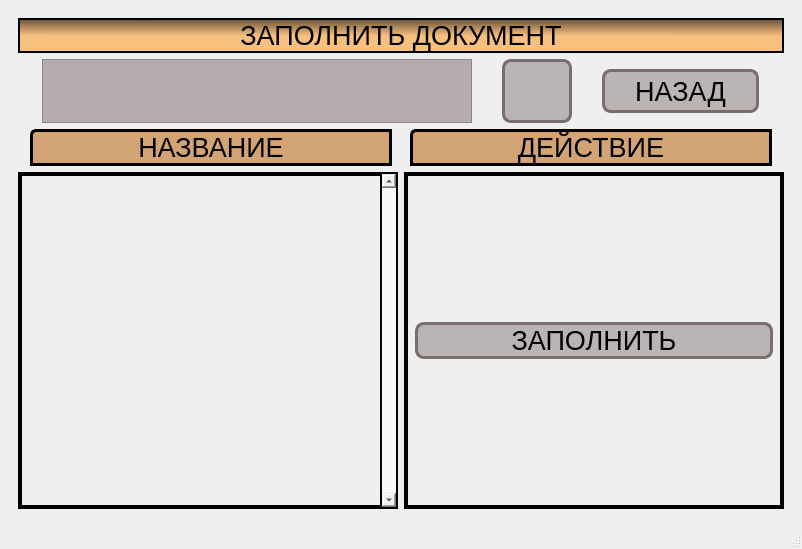
Old version of the form Main_s.ui in the repository Morskoikot/-------.
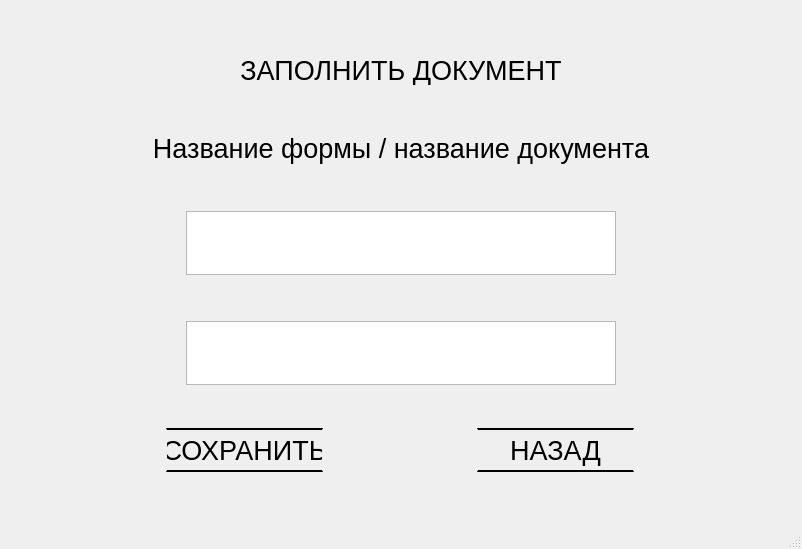
New version of the form. The open tabs and pages were chosen to show the change. Icons and pictures are not drawn.

Commit message: Дизайн

Patch:
```diff
--- a/Main_s.ui
+++ b/Main_s.ui
@@ -716,7 +716,7 @@
               <property name="maximumSize">
                <size>
                 <width>777</width>
-                <height>112</height>
+                <height>30</height>
                </size>
               </property>
               <property name="font">
@@ -725,13 +725,7 @@
                </font>
               </property>
               <property name="styleSheet">
-               <string notr="true">border: 2px solid;
-background-color: qlineargradient(spread:pad, x1:0.505682, y1:0, x2:0.501, y2:0.511, stop:0 rgba(19, 19, 19, 255), stop:0.0227273 rgba(89, 67, 42, 239), stop:1 rgba(249, 179, 96, 200));
-border-top-left-radius: 55px;
-border-top-right-radius: 55px;
-border-bottom-left-radius: 22px;
-border-bottom-right-radius: 22px;
-</string>
+               <string notr="true"/>
               </property>
               <property name="text">
                <string>ЗАПОЛНИТЬ ДОКУМЕНТ</string>
@@ -743,46 +737,125 @@
             </item>
            </layout>
           </item>
+          <item>
+           <layout class="QHBoxLayout" name="horizontalLayout_20">
+            <item>
+             <widget class="QLabel" name="label_2">
+              <property name="maximumSize">
+               <size>
+                <width>600</width>
+                <height>40</height>
+               </size>
+              </property>
+              <property name="font">
+               <font>
+                <pointsize>20</pointsize>
+               </font>
+              </property>
+              <property name="styleSheet">
+               <string notr="true">#label_2 {
+border-bottom: 2px solid;
+}</string>
+              </property>
+              <property name="text">
+               <string>Название формы / название документа</string>
+              </property>
+              <property name="alignment">
+               <set>Qt::AlignCenter</set>
+              </property>
+             </widget>
+            </item>
+           </layout>
+          </item>
           <item>
            <layout class="QHBoxLayout" name="horizontalLayout_15">
             <item>
-             <widget class="QTextEdit" name="Poisk">
-              <property name="maximumSize">
-               <size>
-                <width>430</width>
-                <height>64</height>
-               </size>
-              </property>
-              <property name="font">
-               <font>
-                <pointsize>20</pointsize>
-               </font>
-              </property>
-              <property name="styleSheet">
-               <string notr="true">#Poisk {
-background-color: rgb(181, 173, 173);
+             <layout class="QVBoxLayout" name="verticalLayout_5" stretch="0,0">
+              <item>
+               <layout class="QHBoxLayout" name="horizontalLayout_18" stretch="0">
+                <property name="spacing">
+                 <number>6</number>
+                </property>
+                <property name="bottomMargin">
+                 <number>20</number>
+                </property>
+                <item>
+                 <widget class="QTextEdit" name="Poisk">
+                  <property name="maximumSize">
+                   <size>
+                    <width>430</width>
+                    <height>64</height>
+                   </size>
+                  </property>
+                  <property name="font">
+                   <font>
+                    <pointsize>20</pointsize>
+                   </font>
+                  </property>
+                  <property name="styleSheet">
+                   <string notr="true">#Poisk {
+border-bottom: 2px solid;
 }
 #Poisk:Focus {
-background-color: rgb(219, 219, 219);
+
 }</string>
-              </property>
-             </widget>
+                  </property>
+                 </widget>
+                </item>
+               </layout>
+              </item>
+              <item>
+               <layout class="QVBoxLayout" name="verticalLayout_6">
+                <item>
+                 <layout class="QHBoxLayout" name="horizontalLayout_19">
+                  <property name="topMargin">
+                   <number>20</number>
+                  </property>
+                  <item>
+                   <widget class="QTextEdit" name="textEdit_2">
+                    <property name="maximumSize">
+                     <size>
+                      <width>430</width>
+                      <height>64</height>
+                     </size>
+                    </property>
+                    <property name="font">
+                     <font>
+                      <pointsize>20</pointsize>
+                     </font>
+                    </property>
+                   </widget>
+                  </item>
+                 </layout>
+                </item>
+               </layout>
+              </item>
+             </layout>
             </item>
+           </layout>
+          </item>
+          <item>
+           <layout class="QHBoxLayout" name="horizontalLayout_17"/>
+          </item>
+          <item>
+           <layout class="QHBoxLayout" name="horizontalLayout_16">
             <item>
-             <widget class="QPushButton" name="Button_Find_Fill">
+             <widget class="QPushButton" name="Button_Save_Fill">
               <property name="maximumSize">
                <size>
-                <width>70</width>
-                <height>67</height>
+                <width>157</width>
+                <height>44</height>
                </size>
               </property>
+              <property name="font">
+               <font>
+                <pointsize>20</pointsize>
+               </font>
+              </property>
               <property name="styleSheet">
-               <string notr="true">#Button_Find_Fill {
-image: url(:/Lupa/Lupa.png);
-border: 3px solid;
-border-radius: 9px;
-border-color: #7A6D6D;
-background-color: #BBB4B4
+               <string notr="true">#Button_Save_Fill {
+border-top: 2px solid;
+border-bottom: 2px solid;
 }
 #Button_Find_Fill:hover {
 background-color: rgb(219, 219, 219);
@@ -792,7 +865,7 @@
 }</string>
               </property>
               <property name="text">
-               <string/>
+               <string>СОХРАНИТЬ</string>
               </property>
              </widget>
             </item>
@@ -811,10 +884,8 @@
               </property>
               <property name="styleSheet">
                <string notr="true">#Button_Back_Fill {
-border: 3px solid;
-border-radius: 9px;
-border-color: #7A6D6D;
-background-color: #BBB4B4
+border-top: 2px solid;
+border-bottom: 2px solid;
 }
 #Button_Back_Fill:hover {
 background-color: rgb(219, 219, 219);
@@ -830,161 +901,6 @@
             </item>
            </layout>
           </item>
-          <item>
-           <layout class="QHBoxLayout" name="horizontalLayout_17">
-            <item>
-             <layout class="QHBoxLayout" name="horizontalLayout_20">
-              <item>
-               <widget class="QLabel" name="label_2">
-                <property name="maximumSize">
-                 <size>
-                  <width>362</width>
-                  <height>60</height>
-                 </size>
-                </property>
-                <property name="font">
-                 <font>
-                  <pointsize>20</pointsize>
-                 </font>
-                </property>
-                <property name="styleSheet">
-                 <string notr="true">border: 3px solid;
-border-top-left-radius: 6px;
-background-color: rgb(210, 163, 116);</string>
-                </property>
-                <property name="text">
-                 <string>НАЗВАНИЕ</string>
-                </property>
-                <property name="alignment">
-                 <set>Qt::AlignCenter</set>
-                </property>
-               </widget>
-              </item>
-             </layout>
-            </item>
-            <item>
-             <layout class="QHBoxLayout" name="horizontalLayout_19">
-              <item>
-               <widget class="QLabel" name="label_3">
-                <property name="maximumSize">
-                 <size>
-                  <width>362</width>
-                  <height>60</height>
-                 </size>
-                </property>
-                <property name="font">
-                 <font>
-                  <pointsize>20</pointsize>
-                 </font>
-                </property>
-                <property name="styleSheet">
-                 <string notr="true">border: 3px solid;
-border-top-left-radius: 6px;
-background-color: rgb(210, 163, 116);</string>
-                </property>
-                <property name="text">
-                 <string>ДЕЙСТВИЕ</string>
-                </property>
-                <property name="alignment">
-                 <set>Qt::AlignCenter</set>
-                </property>
-               </widget>
-              </item>
-             </layout>
-            </item>
-           </layout>
-          </item>
-          <item>
-           <layout class="QHBoxLayout" name="horizontalLayout_16">
-            <item>
-             <widget class="QScrollArea" name="Name">
-              <property name="maximumSize">
-               <size>
-                <width>16777215</width>
-                <height>16777215</height>
-               </size>
-              </property>
-              <property name="styleSheet">
-               <string notr="true">border: 2px solid</string>
-              </property>
-              <property name="verticalScrollBarPolicy">
-               <enum>Qt::ScrollBarAlwaysOn</enum>
-              </property>
-              <property name="horizontalScrollBarPolicy">
-               <enum>Qt::ScrollBarAsNeeded</enum>
-              </property>
-              <property name="widgetResizable">
-               <bool>true</bool>
-              </property>
-              <widget class="QWidget" name="scrollAreaWidgetContents_2">
-               <property name="geometry">
-                <rect>
-                 <x>0</x>
-                 <y>0</y>
-                 <width>386</width>
-                 <height>246</height>
-                </rect>
-               </property>
-               <layout class="QVBoxLayout" name="verticalLayout_5"/>
-              </widget>
-             </widget>
-            </item>
-            <item>
-             <widget class="QScrollArea" name="Action">
-              <property name="maximumSize">
-               <size>
-                <width>16777215</width>
-                <height>16777215</height>
-               </size>
-              </property>
-              <property name="styleSheet">
-               <string notr="true">border: 2px solid</string>
-              </property>
-              <property name="widgetResizable">
-               <bool>true</bool>
-              </property>
-              <widget class="QWidget" name="scrollAreaWidgetContents">
-               <property name="geometry">
-                <rect>
-                 <x>0</x>
-                 <y>0</y>
-                 <width>403</width>
-                 <height>246</height>
-                </rect>
-               </property>
-               <layout class="QVBoxLayout" name="verticalLayout_6">
-                <item>
-                 <widget class="QPushButton" name="Button_Fill_Fill">
-                  <property name="font">
-                   <font>
-                    <pointsize>20</pointsize>
-                   </font>
-                  </property>
-                  <property name="styleSheet">
-                   <string notr="true">#Button_Fill_Fill {
-border: 3px solid;
-border-radius: 9px;
-border-color: #7A6D6D;
-background-color: #BBB4B4
-}
-#Button_Fill_Fill:hover {
-background-color: rgb(219, 219, 219);
-}
-#Button_Fill_Fill:pressed { 
-background-color: #BBB4B4;
-}</string>
-                  </property>
-                  <property name="text">
-                   <string>ЗАПОЛНИТЬ</string>
-                  </property>
-                 </widget>
-                </item>
-               </layout>
-              </widget>
-             </widget>
-            </item>
-           </layout>
-          </item>
          </layout>
         </item>
        </layout>
```
Left out of the diff: 223 changed lines with no effect on the pictures. The commit also changes 1 other file.
